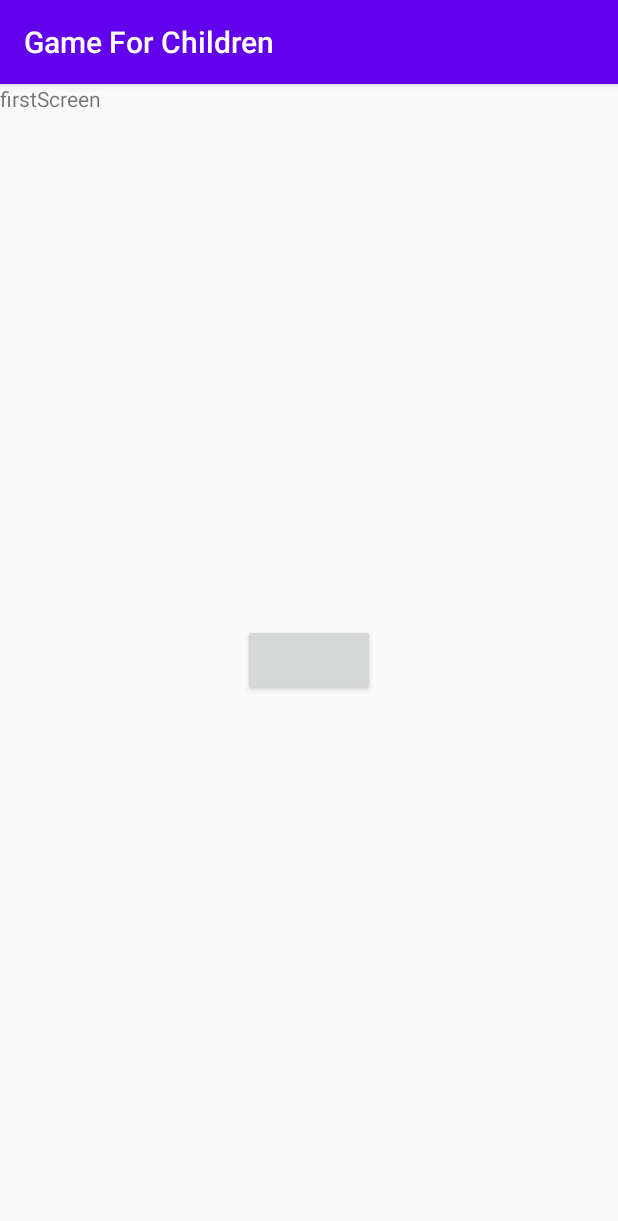
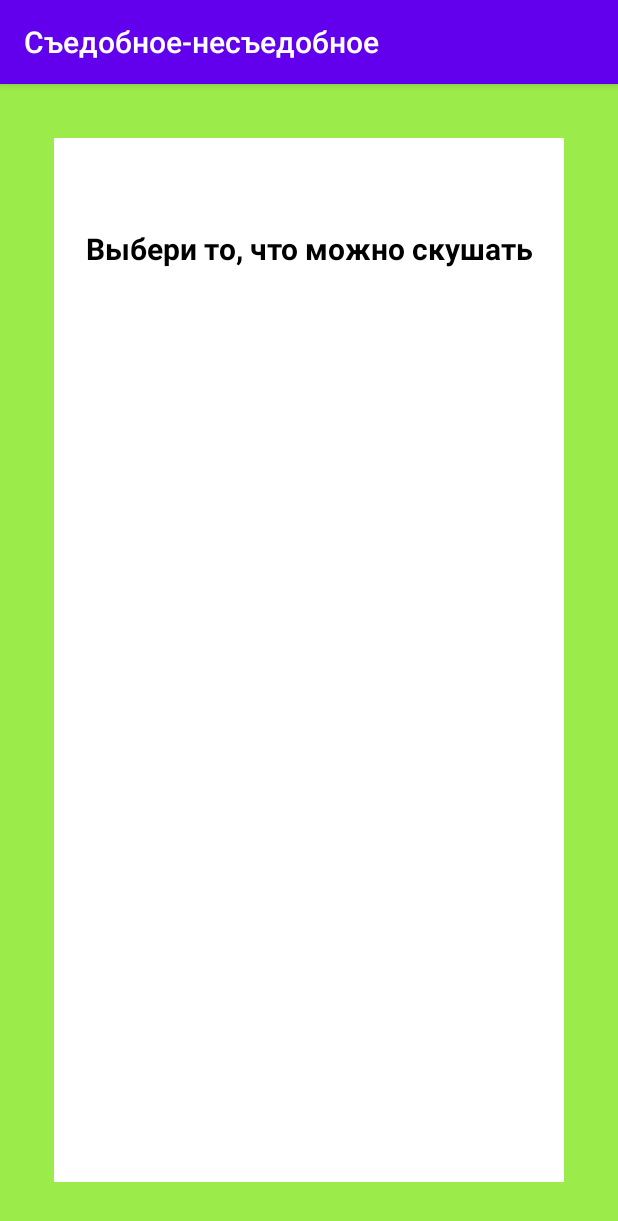
Before and after one commit to ZaharGusyatin/GameForChildren, an Android app: the screen it shows after launch (MainActivity), on a phone screen of 412 x 824 dp. Shown: the top 1221 px of the screen. Run offline under Robolectric (Android 15) with nearby library versions, the phone set to English and light mode, and no system bars.

Commit message:
randomChoose

```diff
--- a/app/src/main/java/com/example/gameforchildren/MainActivity.kt
+++ b/app/src/main/java/com/example/gameforchildren/MainActivity.kt
@@ -5,6 +5,7 @@ import android.os.Bundle
 import com.example.gameforchildren.databinding.ActivityMainBinding
 import com.example.gameforchildren.ui.StartScreenFragment
 import com.example.gameforchildren.ui.fragments.LevelSelectionFragment
+import com.example.gameforchildren.ui.fragments.edibleGameFragments.EdibleGameMainFragment
 import com.example.gameforchildren.utilits.APP_ACTIVITY
 import com.example.gameforchildren.utilits.replaceFragment
 import kotlinx.android.synthetic.main.fragment_start_screen_fragment.*
@@ -16,8 +17,8 @@ class MainActivity : AppCompatActivity() {
         mBinding = ActivityMainBinding.inflate(layoutInflater)
         setContentView(mBinding.root)
         APP_ACTIVITY = this
-        replaceFragment(StartScreenFragment(), false)
-
+        //replaceFragment(StartScreenFragment(), false)
+replaceFragment(EdibleGameMainFragment())
 
     }
 
--- /dev/null
+++ b/app/src/main/java/com/example/gameforchildren/model/FoodModel.kt
@@ -0,0 +1,6 @@
+package com.example.gameforchildren.model
+
+data class FoodModel (
+    val name:String,
+val image:Int,
+val edible:Boolean)
--- /dev/null
+++ b/app/src/main/java/com/example/gameforchildren/ui/fragments/edibleGameFragments/EdibleGameMainFragment.kt
@@ -0,0 +1,26 @@
+package com.example.gameforchildren.ui.fragments.edibleGameFragments
+
+import EdibleGameQuestionFragment
+import android.os.Bundle
+import androidx.fragment.app.Fragment
+import android.view.LayoutInflater
+import android.view.View
+import android.view.ViewGroup
+import com.example.gameforchildren.R
+import com.example.gameforchildren.utilits.APP_ACTIVITY
+import com.example.gameforchildren.utilits.replaceEdibleGameFragment
+import kotlinx.android.synthetic.main.fragment_edible_game_main.*
+
+
+class EdibleGameMainFragment : Fragment(R.layout.fragment_edible_game_main) {
+
+
+    override fun onCreate(savedInstanceState: Bundle?) {
+        super.onCreate(savedInstanceState)
+        APP_ACTIVITY.title = getString(R.string.EdibleGameTitle)
+replaceEdibleGameFragment(EdibleGameQuestionFragment())
+
+    }
+
+
+}
--- /dev/null
+++ b/app/src/main/java/com/example/gameforchildren/ui/fragments/edibleGameFragments/EdibleGameQuestionFragment.kt
@@ -0,0 +1,18 @@
+import android.os.Bundle
+import androidx.fragment.app.Fragment
+import com.example.gameforchildren.R
+import com.example.gameforchildren.utilits.fullListOfFood
+import com.example.gameforchildren.utilits.getRandomFood
+import com.example.gameforchildren.utilits.initFood
+import com.example.gameforchildren.utilits.replaceFragment
+
+class EdibleGameQuestionFragment : Fragment(R.layout.fragment_edible_game_question) {
+
+
+    override fun onCreate(savedInstanceState: Bundle?) {
+        super.onCreate(savedInstanceState)
+
+       initFood()
+
+        }
+    }
--- /dev/null
+++ b/app/src/main/java/com/example/gameforchildren/utilits/edibleGameBase.kt
@@ -0,0 +1,36 @@
+package com.example.gameforchildren.utilits
+
+import com.example.gameforchildren.R
+import com.example.gameforchildren.model.FoodModel
+
+var fullListOfFood: MutableList<FoodModel> = mutableListOf()
+
+
+fun initFood() {
+    fullListOfFood.clear()
+    val foodNames = arrayOf("orange", "kirpich", "whatermelon", "axe")
+    val foodEatble = arrayOf(true, false, true, false)
+    val foodImages =
+        arrayOf(R.drawable.orange, R.drawable.kirpich, R.drawable.whatermelon, R.drawable.axe)
+    for (i in 0..foodNames.lastIndex) {
+        fullListOfFood.add(FoodModel(foodNames[i], foodImages[i], foodEatble[i]))
+    }
+}
+
+fun getRandomFood(): List<FoodModel> {
+    var secondFoodModel: FoodModel
+    val firstPosition = (0..fullListOfFood.lastIndex).random()
+    val firstFoodModel = fullListOfFood[firstPosition]
+    fullListOfFood.removeAt(firstPosition)
+    while (true) {
+        val secondPosition = (0..fullListOfFood.lastIndex).random()
+        if (fullListOfFood[secondPosition].edible == !firstFoodModel.edible) {
+            secondFoodModel = fullListOfFood[secondPosition]
+            fullListOfFood.removeAt(secondPosition)
+            break
+
+        }
+    }
+    return listOf(firstFoodModel, secondFoodModel)
+
+}
--- a/app/src/main/java/com/example/gameforchildren/utilits/fun.kt
+++ b/app/src/main/java/com/example/gameforchildren/utilits/fun.kt
@@ -20,3 +20,9 @@ fun replaceFragment(fragment: Fragment, addStack: Boolean = true) {
     }
 
 }
+fun replaceEdibleGameFragment(fragment: Fragment){
+    APP_ACTIVITY.supportFragmentManager
+        .beginTransaction()
+        .replace(R.id.edibleGameContainer,fragment)
+        .commit()
+}
--- /dev/null
+++ b/app/src/main/res/drawable/ediable_game_back_for_question.xml
@@ -0,0 +1,6 @@
+<?xml version="1.0" encoding="utf-8"?>
+<shape xmlns:android="http://schemas.android.com/apk/res/android">
+<solid android:color="@color/white"/>
+
+
+</shape>
--- /dev/null
+++ b/app/src/main/res/layout/fragment_edible_game_main.xml
@@ -0,0 +1,23 @@
+<?xml version="1.0" encoding="utf-8"?>
+<androidx.constraintlayout.widget.ConstraintLayout xmlns:android="http://schemas.android.com/apk/res/android"
+    xmlns:app="http://schemas.android.com/apk/res-auto"
+    xmlns:tools="http://schemas.android.com/tools"
+    android:layout_width="match_parent"
+    android:layout_height="match_parent"
+   android:background="@color/EdibleGamebackgroundColor"
+    tools:context=".ui.fragments.edibleGameFragments.EdibleGameMainFragment">
+
+
+
+
+    <androidx.constraintlayout.widget.ConstraintLayout
+        android:id="@+id/edibleGameContainer"
+        android:layout_width="match_parent"
+        android:layout_height="match_parent"
+        app:layout_constraintBottom_toBottomOf="parent"
+        app:layout_constraintEnd_toEndOf="parent"
+        app:layout_constraintStart_toStartOf="parent"
+        app:layout_constraintTop_toTopOf="parent"
+        android:layout_margin="@dimen/EdibleGameMainMargin"/>
+
+</androidx.constraintlayout.widget.ConstraintLayout>
--- /dev/null
+++ b/app/src/main/res/layout/fragment_edible_game_question.xml
@@ -0,0 +1,33 @@
+<?xml version="1.0" encoding="utf-8"?>
+<androidx.constraintlayout.widget.ConstraintLayout xmlns:android="http://schemas.android.com/apk/res/android"
+    xmlns:app="http://schemas.android.com/apk/res-auto"
+    xmlns:tools="http://schemas.android.com/tools"
+    android:layout_width="match_parent"
+    android:layout_height="match_parent"
+    android:background="@drawable/ediable_game_back_for_question"
+    tools:context=".ui.fragments.edibleGameFragments.EdibleGameQuestionFragment">
+
+    <TextView
+        android:id="@+id/edibleTVchoose"
+        android:layout_width="wrap_content"
+        android:layout_height="wrap_content"
+        android:layout_marginTop="@dimen/ediableGameChooseFragmentTopMargin"
+        android:text="@string/edibleGameMakeUrChoose"
+        android:textColor="@color/colorFullBlack"
+        android:textSize="20sp"
+        android:textStyle="bold"
+        app:layout_constraintEnd_toEndOf="parent"
+        app:layout_constraintStart_toStartOf="parent"
+        app:layout_constraintTop_toTopOf="parent" />
+
+    <androidx.constraintlayout.widget.ConstraintLayout
+        android:layout_width="150dp"
+        android:layout_height="150dp"
+        app:layout_constraintBottom_toBottomOf="parent"
+        app:layout_constraintStart_toStartOf="parent" />
+    <androidx.constraintlayout.widget.ConstraintLayout
+        android:layout_width="150dp"
+        android:layout_height="150dp"
+        app:layout_constraintBottom_toBottomOf="parent"
+        app:layout_constraintEnd_toEndOf="parent" />
+</androidx.constraintlayout.widget.ConstraintLayout>
--- a/app/src/main/res/values/colors.xml
+++ b/app/src/main/res/values/colors.xml
@@ -3,4 +3,7 @@
     <color name="colorPrimary">#6200EE</color>
     <color name="colorPrimaryDark">#3700B3</color>
     <color name="colorAccent">#03DAC5</color>
+    <color name = "EdibleGamebackgroundColor">#9BEC4A</color>
+<color name="white">#ffff</color>
+    <color name="colorFullBlack">#000000</color>
 </resources>
--- /dev/null
+++ b/app/src/main/res/values/dimens.xml
@@ -0,0 +1,5 @@
+<?xml version="1.0" encoding="utf-8"?>
+<resources>
+    <dimen name="EdibleGameMainMargin">36dp</dimen>
+    <dimen name="ediableGameChooseFragmentTopMargin">60dp</dimen>
+</resources>
--- a/app/src/main/res/values/strings.xml
+++ b/app/src/main/res/values/strings.xml
@@ -2,4 +2,6 @@
     <string name="app_name">Game For Children</string>
 
     <string name="hello_blank_fragment">Hello blank fragment</string>
+    <string name="EdibleGameTitle">Съедобное-несъедобное</string>
+    <string name="edibleGameMakeUrChoose">Выбери то, что можно скушать</string>
 </resources>
--- a/app/src/main/res/values/styles.xml
+++ b/app/src/main/res/values/styles.xml
@@ -7,4 +7,5 @@
         <item name="colorAccent">@color/colorAccent</item>
     </style>
 
+
 </resources>
```
Also changed, not shown: app/src/main/res/drawable/axe.jpg (added), app/src/main/res/drawable/kirpich.jpg (added), app/src/main/res/drawable/whatermelon.jpg (added), 1 other file.
